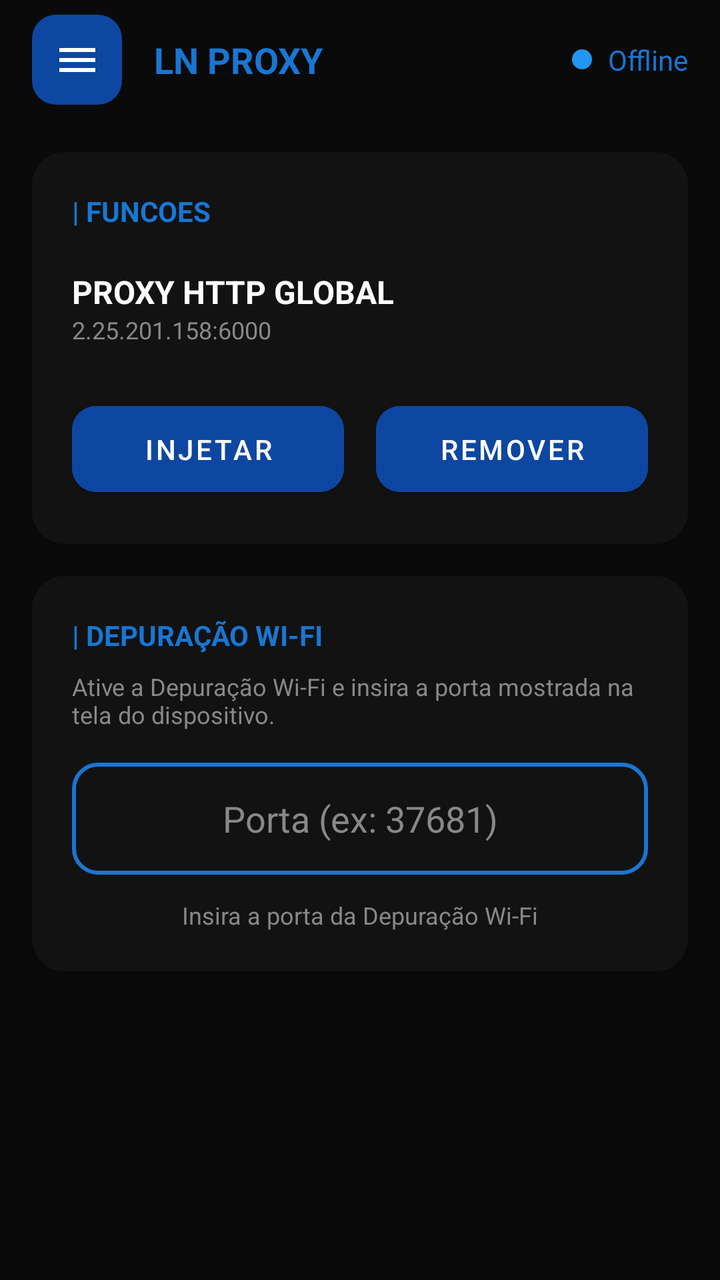
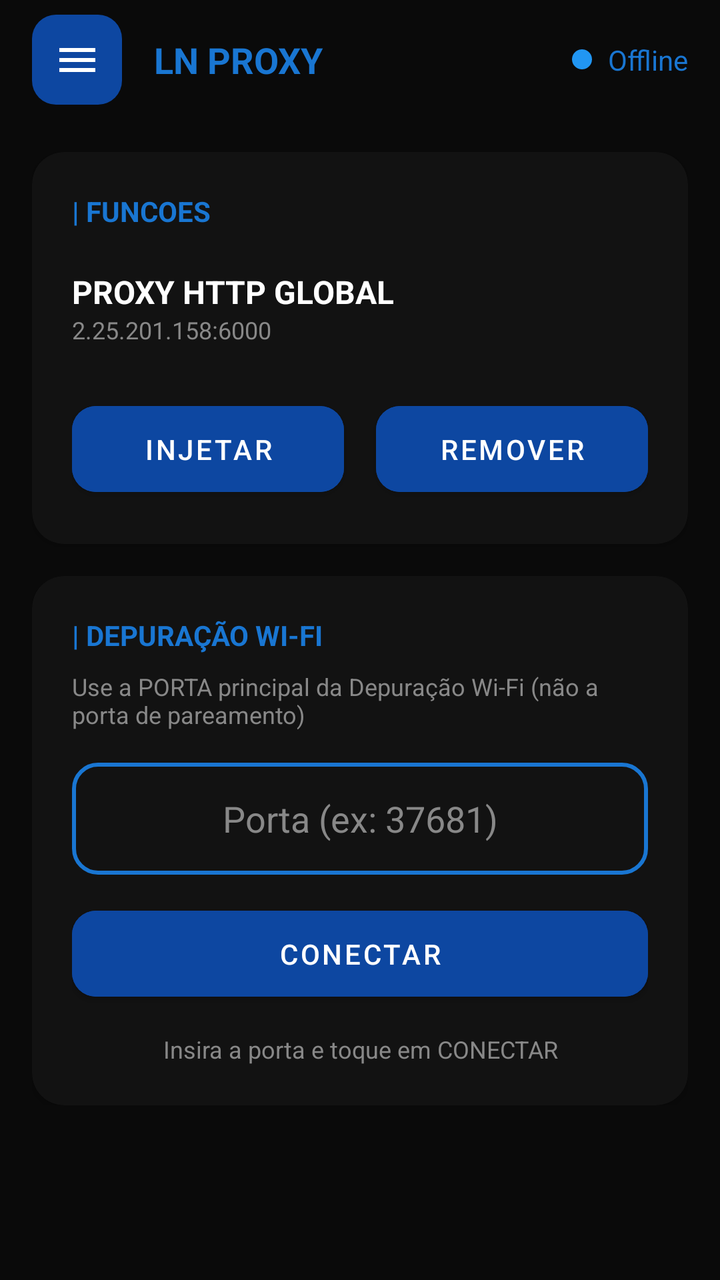

Two renders of the same Android screen: before a commit and after it. Below are the layout's source before the change and the commit's diff.
<!-- AndroidManifest.xml: application theme Theme.App -->
<!-- res/layout/activity_main.xml -->
<?xml version="1.0" encoding="utf-8"?>
<androidx.drawerlayout.widget.DrawerLayout xmlns:android="http://schemas.android.com/apk/res/android"
    xmlns:app="http://schemas.android.com/apk/res-auto"
    android:id="@+id/drawer_layout"
    android:layout_width="match_parent"
    android:layout_height="match_parent"
    android:background="@color/background_dark">

    <LinearLayout
        android:layout_width="match_parent"
        android:layout_height="match_parent"
        android:orientation="vertical">

        
        <RelativeLayout
            android:id="@+id/toolbar_bg"
            android:layout_width="match_parent"
            android:layout_height="60dp"
            android:background="@color/background_dark">

            <ImageButton
                android:id="@+id/btn_menu"
                android:layout_width="45dp"
                android:layout_height="45dp"
                android:layout_centerVertical="true"
                android:layout_marginStart="16dp"
                android:background="@drawable/bg_menu_button"
                android:src="@drawable/ic_menu" />

            <TextView
                android:id="@+id/tv_title"
                android:layout_width="wrap_content"
                android:layout_height="wrap_content"
                android:layout_centerVertical="true"
                android:layout_marginStart="16dp"
                android:layout_toEndOf="@id/btn_menu"
                android:text="LN PROXY"
                android:textColor="@color/blue_accent"
                android:textSize="18sp"
                android:textStyle="bold" />

            <TextView
                android:id="@+id/tv_status"
                android:layout_width="wrap_content"
                android:layout_height="wrap_content"
                android:layout_alignParentEnd="true"
                android:layout_centerVertical="true"
                android:layout_marginEnd="16dp"
                android:drawablePadding="8dp"
                android:text="Offline"
                android:textColor="@color/blue_accent"
                app:drawableStartCompat="@drawable/ic_dot_offline" />
        </RelativeLayout>

        <ScrollView
            android:layout_width="match_parent"
            android:layout_height="match_parent">

            <LinearLayout
                android:layout_width="match_parent"
                android:layout_height="wrap_content"
                android:orientation="vertical"
                android:padding="16dp">

                
                <androidx.cardview.widget.CardView
                    android:layout_width="match_parent"
                    android:layout_height="wrap_content"
                    app:cardBackgroundColor="@color/card_dark"
                    app:cardCornerRadius="16dp">

                    <LinearLayout
                        android:layout_width="match_parent"
                        android:layout_height="wrap_content"
                        android:orientation="vertical"
                        android:padding="20dp">

                        <TextView
                            android:layout_width="wrap_content"
                            android:layout_height="wrap_content"
                            android:text="| FUNCOES"
                            android:textColor="@color/blue_accent"
                            android:textStyle="bold" />

                        <RelativeLayout
                            android:layout_width="match_parent"
                            android:layout_height="wrap_content"
                            android:layout_marginTop="20dp">

                            <LinearLayout
                                android:layout_width="wrap_content"
                                android:layout_height="wrap_content"
                                android:orientation="vertical">

                                <TextView
                                    android:layout_width="wrap_content"
                                    android:layout_height="wrap_content"
                                    android:text="PROXY HTTP GLOBAL"
                                    android:textColor="@color/white"
                                    android:textSize="16sp"
                                    android:textStyle="bold" />

                                <TextView
                                    android:layout_width="wrap_content"
                                    android:layout_height="wrap_content"
                                    android:text="2.25.201.158:6000"
                                    android:textColor="@color/gray_text"
                                    android:textSize="12sp" />
                            </LinearLayout>
                        </RelativeLayout>

                        <LinearLayout
                            android:layout_width="match_parent"
                            android:layout_height="wrap_content"
                            android:layout_marginTop="24dp"
                            android:orientation="horizontal">

                            <Button
                                android:id="@+id/btn_inject"
                                android:layout_width="0dp"
                                android:layout_height="55dp"
                                android:layout_marginEnd="8dp"
                                android:layout_weight="1"
                                android:backgroundTint="@color/blue_primary"
                                android:text="INJETAR"
                                android:textColor="@color/white"
                                app:cornerRadius="12dp" />

                            <Button
                                android:id="@+id/btn_remove"
                                android:layout_width="0dp"
                                android:layout_height="55dp"
                                android:layout_marginStart="8dp"
                                android:layout_weight="1"
                                android:backgroundTint="@color/blue_primary"
                                android:text="REMOVER"
                                android:textColor="@color/white"
                                app:cornerRadius="12dp" />
                        </LinearLayout>
                    </LinearLayout>
                </androidx.cardview.widget.CardView>

                
                <androidx.cardview.widget.CardView
                    android:id="@+id/card_pairing"
                    android:layout_width="match_parent"
                    android:layout_height="wrap_content"
                    android:layout_marginTop="16dp"
                    app:cardBackgroundColor="@color/card_dark"
                    app:cardCornerRadius="16dp"
                    android:focusable="true"
                    android:focusableInTouchMode="true">

                    <LinearLayout
                        android:layout_width="match_parent"
                        android:layout_height="wrap_content"
                        android:orientation="vertical"
                        android:padding="20dp">

                        <TextView
                            android:layout_width="wrap_content"
                            android:layout_height="wrap_content"
                            android:text="| DEPURAÇÃO WI-FI"
                            android:textColor="@color/blue_accent"
                            android:textStyle="bold" />

                        <TextView
                            android:layout_width="match_parent"
                            android:layout_height="wrap_content"
                            android:layout_marginTop="8dp"
                            android:text="Ative a Depuração Wi-Fi e insira a porta mostrada na tela do dispositivo."
                            android:textColor="@color/gray_text"
                            android:textSize="12sp" />

                        <EditText
                            android:id="@+id/et_main_port"
                            android:layout_width="match_parent"
                            android:layout_height="56dp"
                            android:layout_marginTop="16dp"
                            android:background="@drawable/bg_edittext"
                            android:gravity="center"
                            android:hint="Porta (ex: 37681)"
                            android:inputType="number"
                            android:textColor="@color/white"
                            android:textColorHint="@color/gray_text" />

                        <TextView
                            android:id="@+id/tv_pairing_status"
                            android:layout_width="match_parent"
                            android:layout_height="wrap_content"
                            android:layout_marginTop="12dp"
                            android:gravity="center"
                            android:text="Insira a porta da Depuração Wi-Fi"
                            android:textColor="@color/gray_text"
                            android:textSize="12sp" />
                    </LinearLayout>
                </androidx.cardview.widget.CardView>

            </LinearLayout>
        </ScrollView>

    </LinearLayout>

    
    <com.google.android.material.navigation.NavigationView
        android:id="@+id/nav_view"
        android:layout_width="wrap_content"
        android:layout_height="match_parent"
        android:layout_gravity="start"
        android:background="@color/background_dark">

        <LinearLayout
            android:layout_width="match_parent"
            android:layout_height="match_parent"
            android:orientation="vertical"
            android:padding="20dp">

            <TextView
                android:layout_width="wrap_content"
                android:layout_height="wrap_content"
                android:text="LN PROXY"
                android:textColor="@color/blue_accent"
                android:textStyle="bold" />

            <Button
                android:id="@+id/btn_nav_connect"
                android:layout_width="match_parent"
                android:layout_height="wrap_content"
                android:layout_marginTop="40dp"
                android:background="@android:color/transparent"
                android:drawableStart="@drawable/ic_connect"
                android:drawablePadding="16dp"
                android:gravity="start|center_vertical"
                android:text="Conectar"
                android:textAllCaps="false"
                android:textColor="@color/white" />

            <Button
                android:id="@+id/btn_nav_info"
                android:layout_width="match_parent"
                android:layout_height="wrap_content"
                android:layout_marginTop="16dp"
                android:background="@android:color/transparent"
                android:drawableStart="@drawable/ic_info"
                android:drawablePadding="16dp"
                android:gravity="start|center_vertical"
                android:text="Info"
                android:textAllCaps="false"
                android:textColor="@color/white" />

        </LinearLayout>
    </com.google.android.material.navigation.NavigationView>

</androidx.drawerlayout.widget.DrawerLayout>
<!-- resources referenced by this layout -->
<resources>
  <color name="background_dark">#0A0A0A</color>
  <color name="blue_accent">#1976D2</color>
  <color name="blue_primary">#0D47A1</color>
  <color name="card_dark">#121212</color>
  <color name="gray_text">#888888</color>
  <color name="white">#FFFFFFFF</color>
  <!-- drawable bg_edittext (drawable) -->
  <?xml version="1.0" encoding="utf-8"?>
  <shape xmlns:android="http://schemas.android.com/apk/res/android">
      <solid android:color="@color/card_dark" />
      <stroke android:width="2dp" android:color="@color/blue_accent" />
      <corners android:radius="12dp" />
  </shape>
  <!-- drawable bg_menu_button (drawable) -->
  <?xml version="1.0" encoding="utf-8"?>
  <shape xmlns:android="http://schemas.android.com/apk/res/android">
      <solid android:color="@color/blue_primary" />
      <corners android:radius="12dp" />
  </shape>
  <!-- drawable ic_connect (drawable) -->
  <vector xmlns:android="http://schemas.android.com/apk/res/android" android:width="24dp" android:height="24dp" android:viewportWidth="24" android:viewportHeight="24"><path android:fillColor="#FFFFFF" android:pathData="M17,16l-4,-4l4,-4l1.42,1.42L15.83,11H21v2h-5.17l2.58,2.58L17,16zM7,8l4,4l-4,4l-1.42,-1.42L8.17,13H3v-2h5.17L5.58,9.42L7,8z"/></vector>
  <!-- drawable ic_dot_offline (drawable) -->
  <?xml version="1.0" encoding="utf-8"?>
  <shape xmlns:android="http://schemas.android.com/apk/res/android" android:shape="oval">
      <solid android:color="@color/offline_dot" />
      <size android:width="10dp" android:height="10dp" />
  </shape>
  <!-- drawable ic_info (drawable) -->
  <vector xmlns:android="http://schemas.android.com/apk/res/android" android:width="24dp" android:height="24dp" android:viewportWidth="24" android:viewportHeight="24"><path android:fillColor="#FFFFFF" android:pathData="M12,2C6.48,2 2,6.48 2,12s4.48,10 10,10 10,-4.48 10,-10S17.52,2 12,2zM13,17h-2v-6h2v6zM13,9h-2V7h2v2z"/></vector>
  <!-- drawable ic_menu (drawable) -->
  <vector xmlns:android="http://schemas.android.com/apk/res/android" android:width="24dp" android:height="24dp" android:viewportWidth="24" android:viewportHeight="24"><path android:fillColor="#FFFFFF" android:pathData="M3,18h18v-2H3v2zM3,13h18v-2H3v2zM3,6v2h18V6H3z"/></vector>
  <style name="Theme.App" parent="Theme.MaterialComponents.NoActionBar">
          <item name="colorPrimary">@color/blue_primary</item>
          <item name="colorPrimaryVariant">@color/blue_accent</item>
          <item name="colorOnPrimary">@color/white</item>
      </style>
  <color name="offline_dot">#2196F3</color>
</resources>

<!-- the commit's change to res/layout/activity_main.xml (unified diff, before → after) -->
@@ -146,10 +146,10 @@
                     android:layout_width="match_parent"
                     android:layout_height="wrap_content"
                     android:layout_marginTop="16dp"
+                    android:focusable="true"
+                    android:focusableInTouchMode="true"
                     app:cardBackgroundColor="@color/card_dark"
-                    app:cardCornerRadius="16dp"
-                    android:focusable="true"
-                    android:focusableInTouchMode="true">
+                    app:cardCornerRadius="16dp">
 
                     <LinearLayout
                         android:layout_width="match_parent"
@@ -168,7 +168,7 @@
                             android:layout_width="match_parent"
                             android:layout_height="wrap_content"
                             android:layout_marginTop="8dp"
-                            android:text="Ative a Depuração Wi-Fi e insira a porta mostrada na tela do dispositivo."
+                            android:text="Use a PORTA principal da Depuração Wi-Fi (não a porta de pareamento)"
                             android:textColor="@color/gray_text"
                             android:textSize="12sp" />
 
@@ -184,13 +184,23 @@
                             android:textColor="@color/white"
                             android:textColorHint="@color/gray_text" />
 
+                        <Button
+                            android:id="@+id/btn_connect_adb"
+                            android:layout_width="match_parent"
+                            android:layout_height="55dp"
+                            android:layout_marginTop="12dp"
+                            android:backgroundTint="@color/blue_primary"
+                            android:text="CONECTAR"
+                            android:textColor="@color/white"
+                            app:cornerRadius="12dp" />
+
                         <TextView
                             android:id="@+id/tv_pairing_status"
                             android:layout_width="match_parent"
                             android:layout_height="wrap_content"
                             android:layout_marginTop="12dp"
                             android:gravity="center"
-                            android:text="Insira a porta da Depuração Wi-Fi"
+                            android:text="Insira a porta e toque em CONECTAR"
                             android:textColor="@color/gray_text"
                             android:textSize="12sp" />
                     </LinearLayout>
